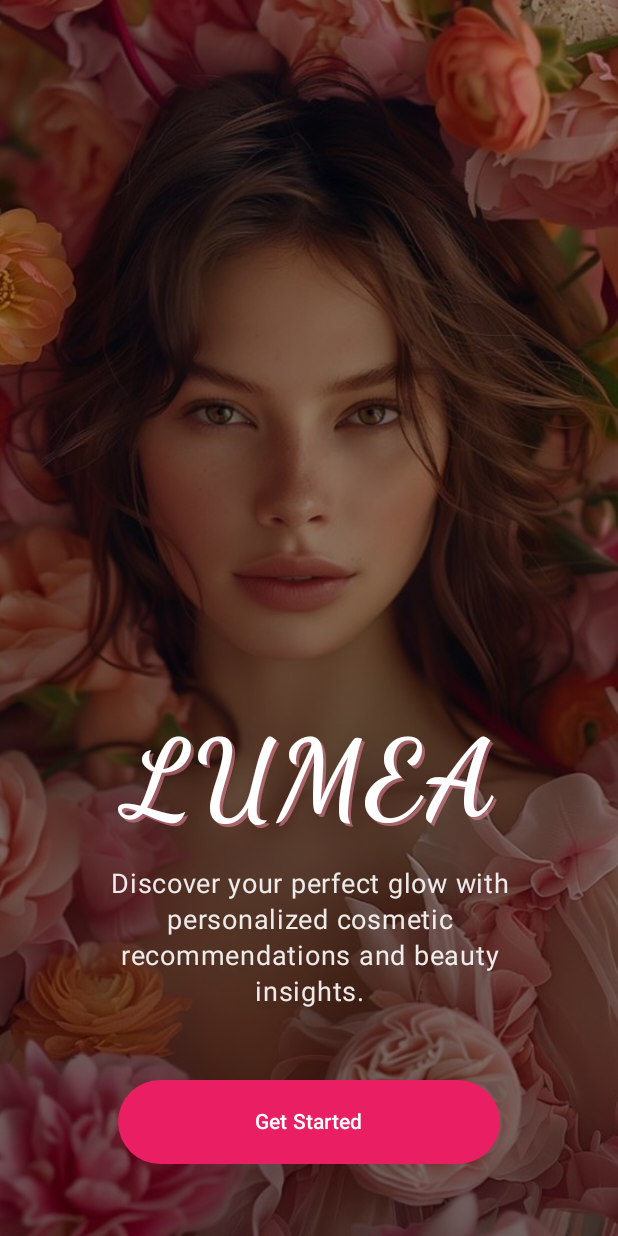
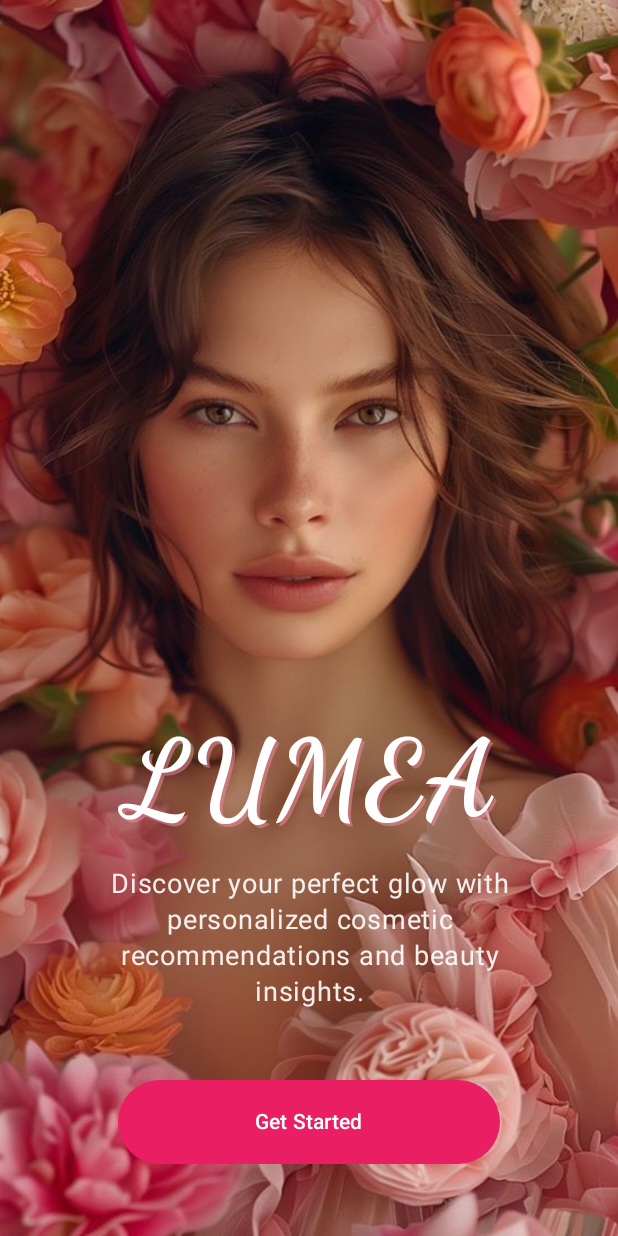
Before and after one commit to sayumiMullegama2006/MobileAppLumea, an Android app built with Jetpack Compose: the screen it shows after launch (MainActivity), on a phone screen of 412 x 824 dp. Run offline under Robolectric (Android 15) with nearby library versions, the phone set to English and light mode, and no system bars.

Commit message:
Improved some adjustments

```diff
--- a/app/src/main/java/com/example/mobileapplumea/navigation/NavGraph.kt
+++ b/app/src/main/java/com/example/mobileapplumea/navigation/NavGraph.kt
@@ -216,8 +216,6 @@ fun LumeaNavGraph(navController: NavHostController) {
             )
         }
 
-        // Cart Screen
-        // Cart Screen
         composable(Screen.Cart.route) {
             CartScreen(
                 initialCartItems = dummyCartItems,
--- a/app/src/main/java/com/example/mobileapplumea/ui/screens/getstarted/GetStartedScreen.kt
+++ b/app/src/main/java/com/example/mobileapplumea/ui/screens/getstarted/GetStartedScreen.kt
@@ -37,14 +37,11 @@ fun GetStartedScreen(
     val isLandscape = configuration.orientation == Configuration.ORIENTATION_LANDSCAPE
     val darkTheme = isSystemInDarkTheme()
 
-    // The background color of the Surface itself will adapt based on MaterialTheme.colorScheme.background
     Surface(
         modifier = Modifier.fillMaxSize(),
         color = MaterialTheme.colorScheme.background
     ) {
         // Background Image Layer (ensure R.drawable.background_get_started exists)
-        // You need to add an image named 'background_get_started.jpg' or similar to your drawable folder
-        // or change this to a solid color/gradient if you don't have an image.
         Image(
             painter = painterResource(id = R.drawable.background_get_started),
             contentDescription = null,
@@ -52,24 +49,11 @@ fun GetStartedScreen(
             contentScale = ContentScale.Crop
         )
 
-        // Overlay for text readability
-        Box(
-            modifier = Modifier
-                .fillMaxSize()
-                .background(
-                    Brush.verticalGradient(
-                        colors = listOf(
-                            Color.Black.copy(alpha = 0.3f), // Top fade
-                            Color.Black.copy(alpha = 0.5f)  // Bottom fade
-                        )
-                    )
-                )
-        ) {
-            if (isLandscape) {
-                LandscapeGetStartedContent(onGetStartedClick = onGetStartedClick)
-            } else {
-                PortraitGetStartedContent(onGetStartedClick = onGetStartedClick)
-            }
+
+        if (isLandscape) {
+            LandscapeGetStartedContent(onGetStartedClick = onGetStartedClick)
+        } else {
+            PortraitGetStartedContent(onGetStartedClick = onGetStartedClick)
         }
     }
 }
--- a/app/src/main/java/com/example/mobileapplumea/ui/screens/payment/PaymentScreen.kt
+++ b/app/src/main/java/com/example/mobileapplumea/ui/screens/payment/PaymentScreen.kt
@@ -60,7 +60,6 @@ fun PaymentScreen(
 
     val scrollState = rememberScrollState() // For vertical scrolling
 
-    // Dummy values for order summary (replace with real data from your cart/order ViewModel)
     val subtotal = 15000.00
     val shipping = 500.00
     val totalAmount = subtotal + shipping
--- a/app/src/main/java/com/example/mobileapplumea/ui/screens/productdetail/ProductDetailScreen.kt
+++ b/app/src/main/java/com/example/mobileapplumea/ui/screens/productdetail/ProductDetailScreen.kt
@@ -192,7 +192,6 @@ fun ProductDetailScreen(
                 }
             }
         } else {
-            // Portrait Layout (existing code, wrapped in Box with padding)
             Box(
                 modifier = Modifier
                     .fillMaxSize()
```
